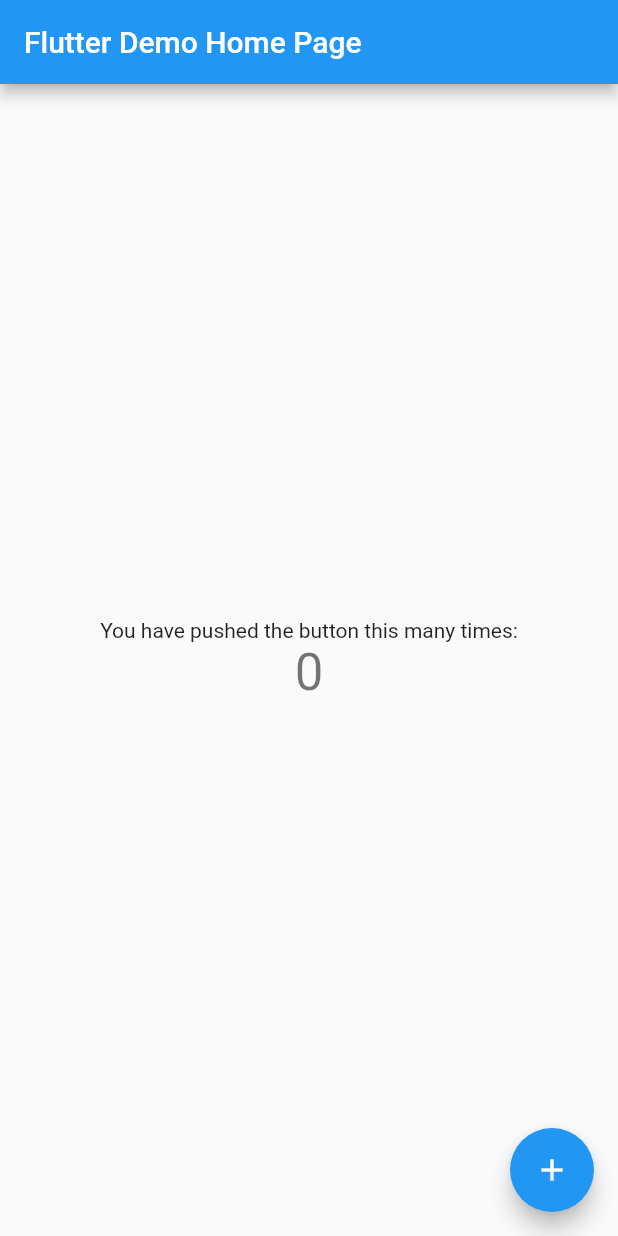
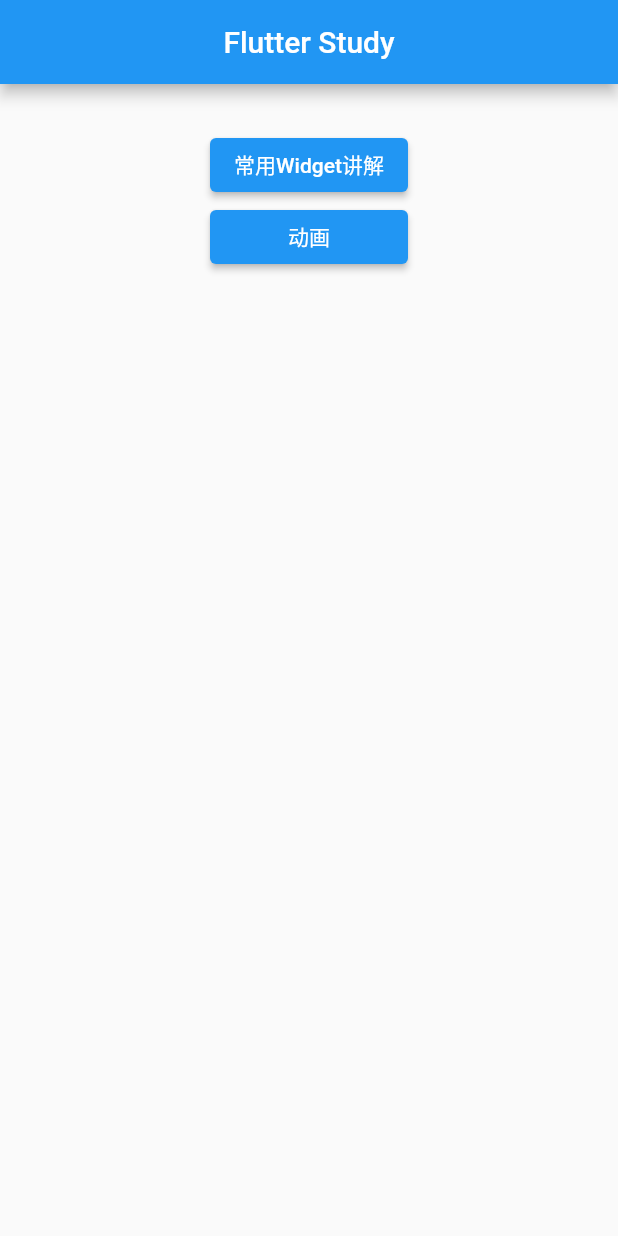
Before and after one commit to Kriy/flutter_practice, a Flutter app: the screen it shows after launch, on a phone screen of 412 x 824 dp. Run offline on Flutter 3.47's test engine with Material 2 defaults, Android fonts, the phone set to English and light mode, and no system bars; our stand-ins replace azlistview, cached_network_image, carousel_slider, fluro, flutter_masked_text, fluttertoast and 5 more; missing offline and left inert: common_utils, dart:ffi, dart:html, flutter_webview_plugin; project files that could hold a hidden picture were left out.

Commit message:
添加text widget

```diff
--- a/flutter_study/lib/main.dart
+++ b/flutter_study/lib/main.dart
@@ -1,113 +1,90 @@
 import 'package:flutter/material.dart';
+import 'package:flutter_study/commonwidgets/text_widget.dart';
+import 'package:flutter_study/commonwidgets/widget_list.dart';
 
 void main() {
   runApp(MyApp());
 }
 
 class MyApp extends StatelessWidget {
-  // This widget is the root of your application.
   @override
   Widget build(BuildContext context) {
     return MaterialApp(
-      title: 'Flutter Demo',
+      title: 'Flutter Study',
+      routes: {
+        "": (_) => MyApp(),
+        "widget_list": (_) => WidgetList(),
+        "text_widget": (_) => TextWidget(),
+      },
+      initialRoute: "/",
       theme: ThemeData(
-        // This is the theme of your application.
-        //
-        // Try running your application with "flutter run". You'll see the
-        // application has a blue toolbar. Then, without quitting the app, try
-        // changing the primarySwatch below to Colors.green and then invoke
-        // "hot reload" (press "r" in the console where you ran "flutter run",
-        // or simply save your changes to "hot reload" in a Flutter IDE).
-        // Notice that the counter didn't reset back to zero; the application
-        // is not restarted.
         primarySwatch: Colors.blue,
       ),
-      home: MyHomePage(title: 'Flutter Demo Home Page'),
+      home: MyHomePage(),
     );
   }
 }
 
 class MyHomePage extends StatefulWidget {
-  MyHomePage({Key? key, required this.title}) : super(key: key);
-
-  // This widget is the home page of your application. It is stateful, meaning
-  // that it has a State object (defined below) that contains fields that affect
-  // how it looks.
-
-  // This class is the configuration for the state. It holds the values (in this
-  // case the title) provided by the parent (in this case the App widget) and
-  // used by the build method of the State. Fields in a Widget subclass are
-  // always marked "final".
-
-  final String title;
+  MyHomePage({Key? key}) : super(key: key);
 
   @override
   _MyHomePageState createState() => _MyHomePageState();
 }
 
 class _MyHomePageState extends State<MyHomePage> {
-  int _counter = 0;
-
-  void _incrementCounter() {
-    setState(() {
-      // This call to setState tells the Flutter framework that something has
-      // changed in this State, which causes it to rerun the build method below
-      // so that the display can reflect the updated values. If we changed
-      // _counter without calling setState(), then the build method would not be
-      // called again, and so nothing would appear to happen.
-      _counter++;
-    });
-  }
-
   @override
   Widget build(BuildContext context) {
-    // This method is rerun every time setState is called, for instance as done
-    // by the _incrementCounter method above.
-    //
-    // The Flutter framework has been optimized to make rerunning build methods
-    // fast, so that you can just rebuild anything that needs updating rather
-    // than having to individually change instances of widgets.
     return Scaffold(
       appBar: AppBar(
-        // Here we take the value from the MyHomePage object that was created by
-        // the App.build method, and use it to set our appbar title.
-        title: Text(widget.title),
+        centerTitle: true,
+        title: Text("Flutter Study"),
       ),
-      body: Center(
-        // Center is a layout widget. It takes a single child and positions it
-        // in the middle of the parent.
+      body: SingleChildScrollView(
         child: Column(
-          // Column is also a layout widget. It takes a list of children and
-          // arranges them vertically. By default, it sizes itself to fit its
-          // children horizontally, and tries to be as tall as its parent.
-          //
-          // Invoke "debug painting" (press "p" in the console, choose the
-          // "Toggle Debug Paint" action from the Flutter Inspector in Android
-          // Studio, or the "Toggle Debug Paint" command in Visual Studio Code)
-          // to see the wireframe for each widget.
-          //
-          // Column has various properties to control how it sizes itself and
-          // how it positions its children. Here we use mainAxisAlignment to
-          // center the children vertically; the main axis here is the vertical
-          // axis because Columns are vertical (the cross axis would be
-          // horizontal).
-          mainAxisAlignment: MainAxisAlignment.center,
-          children: <Widget>[
-            Text(
-              'You have pushed the button this many times:',
+          crossAxisAlignment: CrossAxisAlignment.center,
+          children: [
+            Container(
+              width: double.infinity,
+              height: 30,
             ),
-            Text(
-              '$_counter',
-              style: Theme.of(context).textTheme.headline4,
+            MinWidthWidget(
+              onPressed: () {
+                Navigator.pushNamed(context, "widget_list");
+              },
+              title: "常用Widget讲解",
+            ),
+            MinWidthWidget(
+              onPressed: () {},
+              title: "     动画     ",
             ),
           ],
         ),
       ),
-      floatingActionButton: FloatingActionButton(
-        onPressed: _incrementCounter,
-        tooltip: 'Increment',
-        child: Icon(Icons.add),
-      ), // This trailing comma makes auto-formatting nicer for build methods.
     );
   }
 }
+
+class MinWidthWidget extends StatelessWidget {
+  void Function()? onPressed;
+  String title;
+  double width;
+
+  MinWidthWidget({
+    this.onPressed,
+    this.title = "",
+    this.width = 100,
+  });
+
+  @override
+  Widget build(BuildContext context) {
+    return ElevatedButton(
+      onPressed: onPressed ?? () {},
+      child: Container(
+        width: width,
+        alignment: Alignment.center,
+        child: Text(title),
+      ),
+    );
+  }
+}
--- a/flutter_study/pubspec.yaml
+++ b/flutter_study/pubspec.yaml
@@ -23,6 +23,7 @@ environment:
 dependencies:
   flutter:
     sdk: flutter
+  fluttertoast: ^8.0.8
 
 
   # The following adds the Cupertino Icons font to your application.
```
Also changed, not shown: flutter_study/lib/commonwidgets/text_widget.dart (added, +235 -0 lines), flutter_study/lib/commonwidgets/widget_list.dart (added, +31 -0 lines), flutter_study/pubspec.lock.
